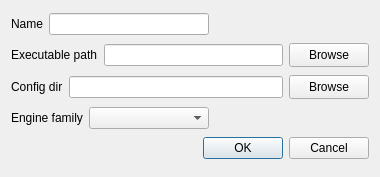
Youda008/DoomRunner, file Forms/EngineDialog.ui: the form before one commit.
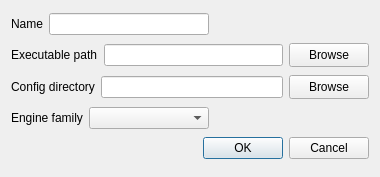
The form after the commit. Icons and pictures are not drawn.

Diff of the .ui file:
```diff
--- a/Forms/EngineDialog.ui
+++ b/Forms/EngineDialog.ui
@@ -84,7 +84,7 @@
      <item>
       <widget class="QLabel" name="configDirLabel">
        <property name="text">
-        <string>Config dir</string>
+        <string>Config directory</string>
        </property>
       </widget>
      </item>
```
